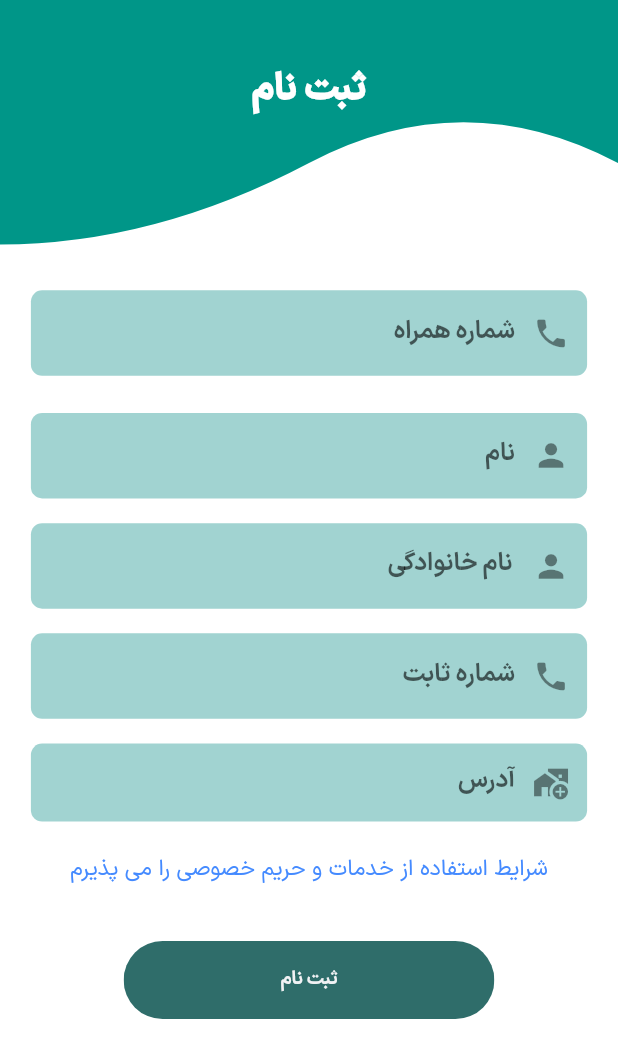
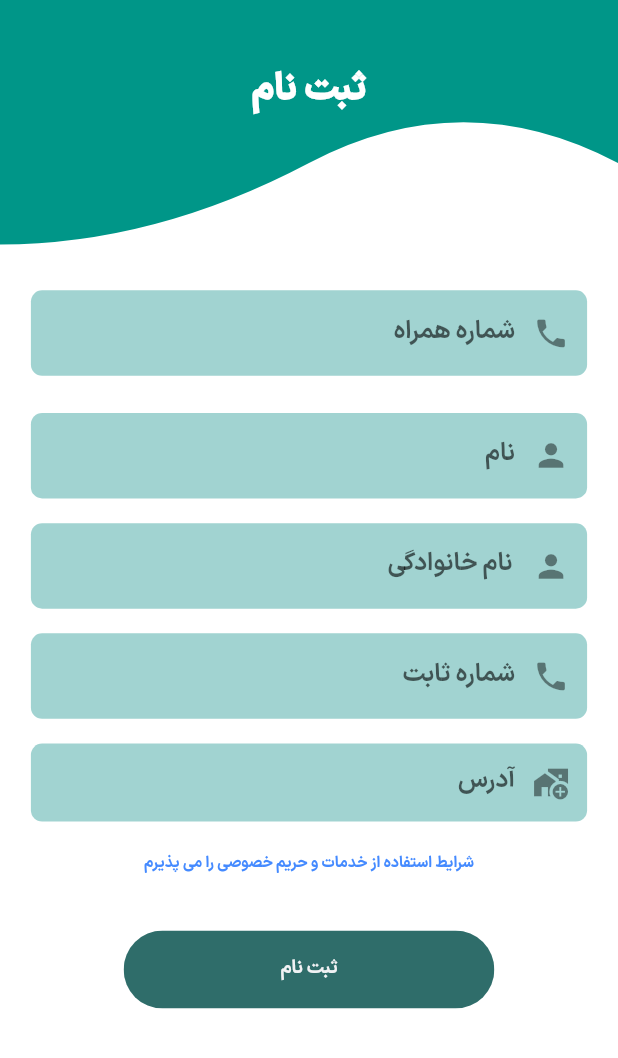
Before and after one commit to fardadjafari/alotazrighat_application, a Flutter app: the LoginPage screen opened directly, after a tap on "تایید شماره همراه", after a tap on "در صورت نداشتن حساب کاربری کلیک کنید", on a phone screen of 412 x 824 dp. Shown: the top 1058 px of the screen. Run offline on Flutter 3.47's test engine with Material 2 defaults, Android fonts, the phone set to English and light mode, and no system bars; our stand-ins replace animate_do, awesome_dialog, bloc, dio, equatable, flutter_bloc and 12 more; accounts and stored records are empty; project files that could hold a hidden picture were left out.

Commit message:
Fix out payment

```diff
--- a/lib/pages/login_page/widget/body.dart
+++ b/lib/pages/login_page/widget/body.dart
@@ -115,8 +115,8 @@ class _BodyState extends State<Body> {
                   ),
                   ButtonText(
                     colorText: Colors.blueAccent,
-                    fontSizeText: getWidth(context, 0.036),
-                    fontWeightText: FontWeight.w300,
+                    fontSizeText: getWidth(context, 0.025),
+                    fontWeightText: FontWeight.bold,
                     text: "شرایط استفاده از خدمات و حریم خصوصی را می پذیرم",
                     bodyFunction: () {
                       launchUrl(Uri.parse(StaticVariable.termsOfUse));
--- a/lib/pages/register_page/widget/body.dart
+++ b/lib/pages/register_page/widget/body.dart
@@ -173,8 +173,8 @@ class _BodyState extends State<Body> {
                     ),
                     ButtonText(
                       colorText: Colors.blueAccent,
-                      fontSizeText: getWidth(context, 0.036),
-                      fontWeightText: FontWeight.w300,
+                      fontSizeText: getWidth(context, 0.025),
+                      fontWeightText: FontWeight.bold,
                       text: "شرایط استفاده از خدمات و حریم خصوصی را می پذیرم",
                       bodyFunction: () {
                         launchUrl(Uri.parse(StaticVariable.termsOfUse));
--- a/lib/pages/send_page/widget/body.dart
+++ b/lib/pages/send_page/widget/body.dart
@@ -71,8 +71,10 @@ class _BodyState extends State<Body> {
           }
           if (state.sendEvent is RedirectToPayEvent) {
             var modelCall = state.sendEvent as RedirectToPayEvent;
-            launchUrl(Uri.parse(
-                "${StaticVariable.payUrl}${modelCall.requestCode}?source=Mobile"));
+            launchUrl(
+                Uri.parse(
+                    "${StaticVariable.payUrl}${modelCall.requestCode}?source=Mobile"),
+                mode: LaunchMode.externalApplication);
             Navigator.pushNamed(context, Layout.screenId);
           }
           if (state.sendEvent is CheckPermisionEvent) {
--- a/pubspec.yaml
+++ b/pubspec.yaml
@@ -3,7 +3,7 @@ description: A new Flutter project.
 
 publish_to: 'none'
 
-version: 1.0.1+4
+version: 1.0.1+5
 
 environment:
   sdk: '>=3.1.0 <4.0.0'
```
